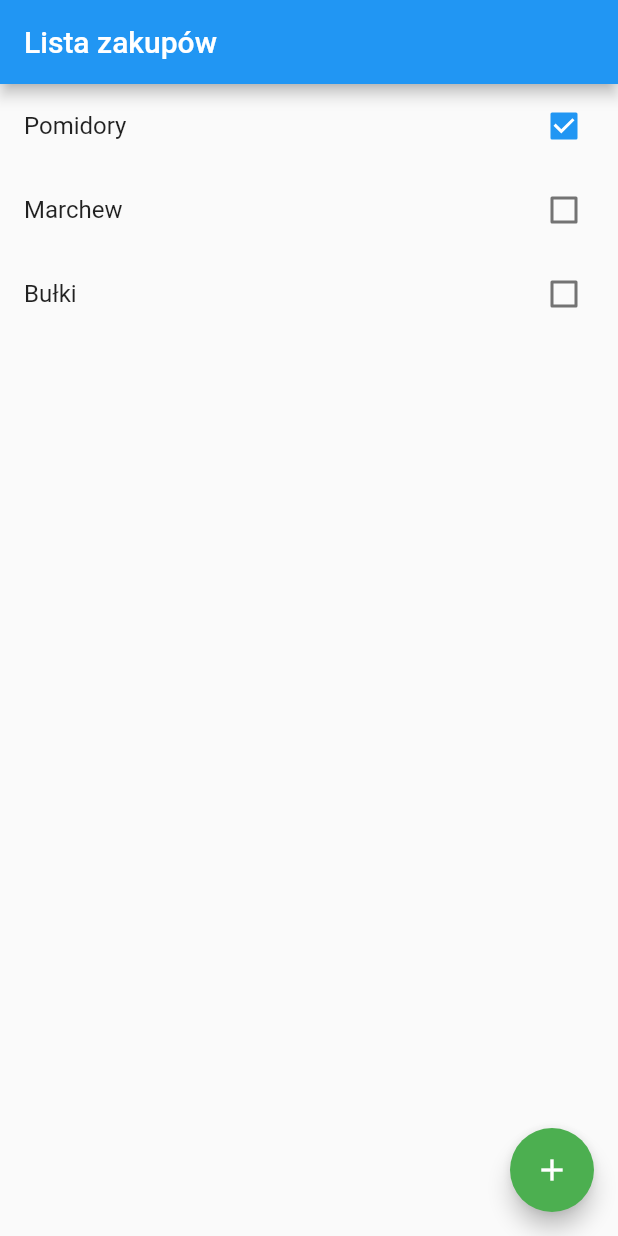
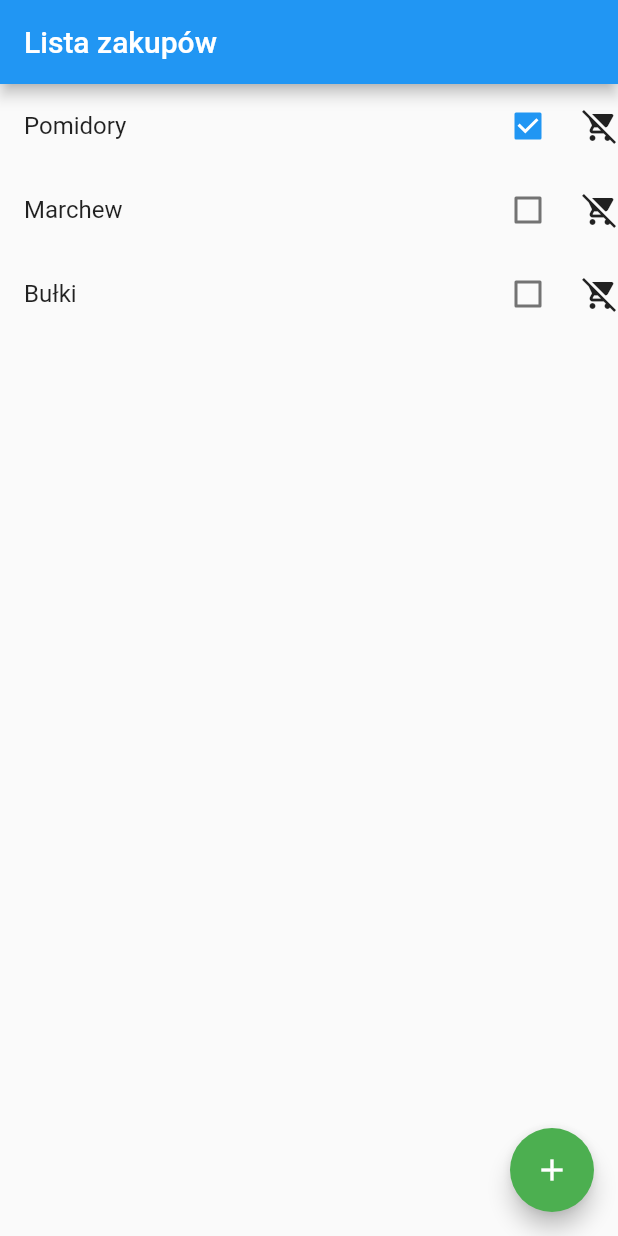
Before and after one commit to mariuszmarzec/shopping_list, a Flutter app: the screen it shows after launch, on a phone screen of 412 x 824 dp. Run offline on Flutter 3.47's test engine with Material 2 defaults, Android fonts, the phone set to English and light mode, and no system bars; our stand-ins replace equatable, rxdart.

Commit message:
Fixed removing

```diff
--- a/lib/src/ui/home/bloc.dart
+++ b/lib/src/ui/home/bloc.dart
@@ -8,6 +8,7 @@ class HomePageBloc {
 
   final ShoppingListRepository _repository;
   final _initialState = Resource(data: ProductList([]));
+  CompositeSubscription _compositeSubscription = CompositeSubscription();
   final BehaviorSubject<Resource<ProductList>> _state = new BehaviorSubject<
       Resource<ProductList>>();
 
@@ -18,14 +19,25 @@ class HomePageBloc {
   Observable<Resource<ProductList>> get state => _state;
 
   load() async {
-    _repository.load().listen((data) {
-      _state.add(data);
-    });
+    _compositeSubscription.add(_repository.load().listen((data) {
+      if (data != null) {
+        _state.add(data);
+      }
+    }));
   }
 
   dispose() async {
+    _compositeSubscription.dispose();
     _repository.close();
     _state.close();
+  }
+
+  void onRemoveButtonClick(Product product) {
+    _compositeSubscription.add(
+        _repository.remove(product).listen((data) {
+          _state.add(data);
+        })
+    );
   }
 
   void check(Product product) {
--- a/lib/src/ui/home/homepage.dart
+++ b/lib/src/ui/home/homepage.dart
@@ -19,8 +19,8 @@ class MyHomePage extends StatefulWidget {
 }
 
 class _MyHomePageState extends State<MyHomePage> {
-  final HomePageBloc bloc = HomePageBloc(
-      ShoppingListRepositoryImpl(dataSource));
+  final HomePageBloc bloc =
+      HomePageBloc(ShoppingListRepositoryImpl(dataSource));
 
   @override
   void initState() {
@@ -45,14 +45,14 @@ class _MyHomePageState extends State<MyHomePage> {
         onPressed: () {
           Navigator.push(
             context,
-            MaterialPageRoute(builder: (context) => AddProductPage(
-                title: lang.newProduct()
-            )),
+            MaterialPageRoute(
+                builder: (context) => AddProductPage(title: lang.newProduct())),
           );
         },
         child: Icon(Icons.add),
         backgroundColor: Colors.green,
-      ),);
+      ),
+    );
   }
 
   Widget getView() {
@@ -74,7 +74,9 @@ class _MyHomePageState extends State<MyHomePage> {
 
   Widget getRow(List<Product> products, int position) {
     var product = products[position];
-    return CheckboxListTile(
+    return new Row(children: [
+      Flexible(
+          child: CheckboxListTile(
         title: Text(product.name),
         value: product.checked,
         onChanged: (bool isChecked) {
@@ -86,6 +88,16 @@ class _MyHomePageState extends State<MyHomePage> {
             }
           });
         },
-    );
+      )),
+      GestureDetector(
+        onTap: () {
+          bloc.onRemoveButtonClick(product);
+        }, // handle your image tap here
+        child: Icon(
+          Icons.remove_shopping_cart,
+          size: 24.0,
+        ),
+      )
+    ]);
   }
 }
```
Also changed, not shown: lib/src/extensions/Extensions.dart (added, +9 -0 lines), 1 other file. Lines whose indentation alone changed are shown as unchanged.
